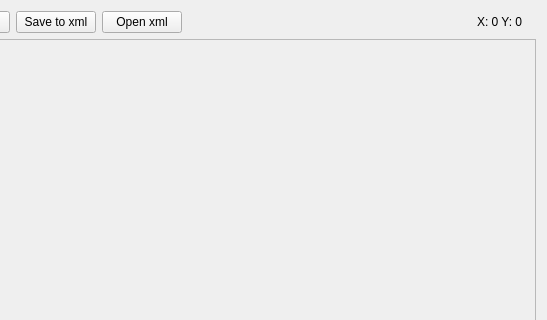
Old version of the form leveldesigner/ImageViewer.ui in the repository lunatik-210/codefest2013; both pictures show x 253 to 800 and y 0 to 320 of the 800 by 600 pixel window.
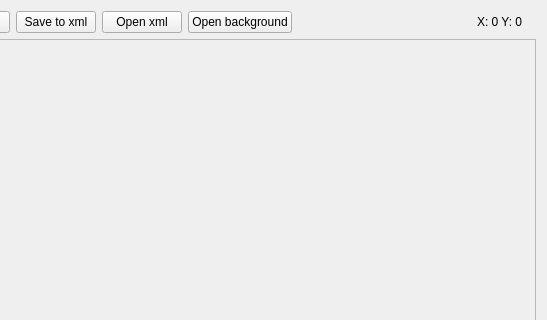
New version of the form.

```diff
--- a/leveldesigner/ImageViewer.ui
+++ b/leveldesigner/ImageViewer.ui
@@ -57,6 +57,13 @@
        </property>
       </widget>
      </item>
+     <item>
+      <widget class="QPushButton" name="openBackgroundButton">
+       <property name="text">
+        <string>Open background</string>
+       </property>
+      </widget>
+     </item>
      <item>
       <spacer name="horizontalSpacer">
        <property name="orientation">
```
Left out of the diff: 4 changed lines with no effect on the pictures.
